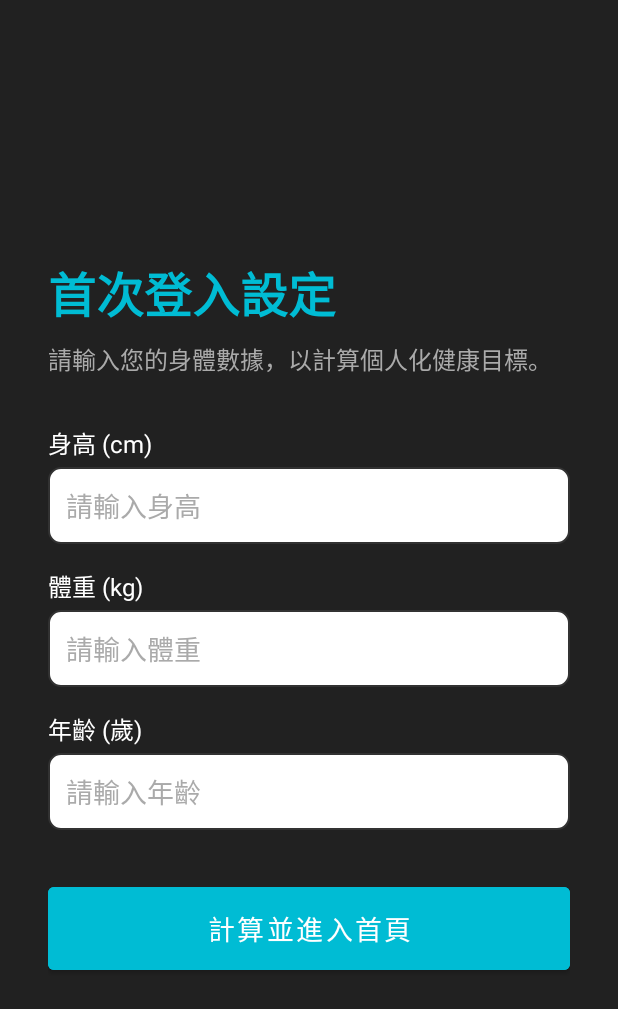
After one commit to mina941222/MCU114-13203-Group5, an Android app: the GoalSetupActivity screen opened directly, with no data from a screen before it, on a phone screen of 412 x 824 dp. The commit adds this screen. Shown: the top 1009 px of the screen. Run offline under Robolectric (Android 15) with nearby library versions, the light colour scheme and no system bars; our stand-ins replace Room's generated code; 1 statement that could not run was skipped.

Commit message:
HealthyLife

```diff
--- a/HealthyLife/app/src/main/AndroidManifest.xml
+++ b/HealthyLife/app/src/main/AndroidManifest.xml
@@ -39,6 +39,7 @@
             </intent-filter>
         </activity>
 
+        <activity android:name=".GoalSetupActivity" />
         <!-- 頁面 2: 今日紀錄頁 (DashboardActivity) - 首頁 -->
         <activity android:name=".DashboardActivity" />
 
--- /dev/null
+++ b/HealthyLife/app/src/main/res/layout/activity_goal_setup.xml
@@ -0,0 +1,112 @@
+<?xml version="1.0" encoding="utf-8"?>
+<androidx.constraintlayout.widget.ConstraintLayout xmlns:android="http://schemas.android.com/apk/res/android"
+    xmlns:app="http://schemas.android.com/apk/res-auto"
+    xmlns:tools="http://schemas.android.com/tools"
+    android:layout_width="match_parent"
+    android:layout_height="match_parent"
+    android:background="@color/background_dark"
+    tools:context=".GoalSetupActivity">
+
+    <ScrollView
+        android:layout_width="match_parent"
+        android:layout_height="match_parent"
+        android:fillViewport="true">
+
+        <LinearLayout
+            android:layout_width="match_parent"
+            android:layout_height="wrap_content"
+            android:orientation="vertical"
+            android:padding="32dp"
+            android:gravity="center_vertical">
+
+            <TextView
+                android:layout_width="wrap_content"
+                android:layout_height="wrap_content"
+                android:text="首次登入設定"
+                android:textColor="@color/color_primary_brand"
+                android:textSize="32sp"
+                android:textStyle="bold"
+                android:layout_marginBottom="8dp"/>
+
+            <TextView
+                android:layout_width="wrap_content"
+                android:layout_height="wrap_content"
+                android:text="請輸入您的身體數據，以計算個人化健康目標。"
+                android:textColor="@color/text_secondary"
+                android:textSize="16sp"
+                android:layout_marginBottom="32dp"/>
+
+            <!-- 身高 -->
+            <TextView
+                android:layout_width="wrap_content"
+                android:layout_height="wrap_content"
+                android:text="身高 (cm)"
+                android:textColor="@color/text_white"
+                android:textSize="16sp"
+                android:layout_marginBottom="4dp"/>
+            <EditText
+                android:id="@+id/et_height"
+                android:layout_width="match_parent"
+                android:layout_height="wrap_content"
+                android:hint="請輸入身高"
+                android:inputType="number"
+                android:textColorHint="@color/text_secondary"
+                android:textColor="@color/black"
+                android:padding="12dp"
+                android:background="@drawable/rounded_background_white"
+                android:layout_marginBottom="16dp"/>
+
+            <!-- 體重 -->
+            <TextView
+                android:layout_width="wrap_content"
+                android:layout_height="wrap_content"
+                android:text="體重 (kg)"
+                android:textColor="@color/text_white"
+                android:textSize="16sp"
+                android:layout_marginBottom="4dp"/>
+            <EditText
+                android:id="@+id/et_weight"
+                android:layout_width="match_parent"
+                android:layout_height="wrap_content"
+                android:hint="請輸入體重"
+                android:inputType="numberDecimal"
+                android:textColorHint="@color/text_secondary"
+                android:textColor="@color/black"
+                android:padding="12dp"
+                android:background="@drawable/rounded_background_white"
+                android:layout_marginBottom="16dp"/>
+
+            <!-- 年齡 -->
+            <TextView
+                android:layout_width="wrap_content"
+                android:layout_height="wrap_content"
+                android:text="年齡 (歲)"
+                android:textColor="@color/text_white"
+                android:textSize="16sp"
+                android:layout_marginBottom="4dp"/>
+            <EditText
+                android:id="@+id/et_age"
+                android:layout_width="match_parent"
+                android:layout_height="wrap_content"
+                android:hint="請輸入年齡"
+                android:inputType="number"
+                android:textColorHint="@color/text_secondary"
+                android:textColor="@color/black"
+                android:padding="12dp"
+                android:background="@drawable/rounded_background_white"
+                android:layout_marginBottom="32dp"/>
+
+            <!-- 計算並儲存按鈕 -->
+            <Button
+                android:id="@+id/btn_calculate_and_save"
+                android:layout_width="match_parent"
+                android:layout_height="wrap_content"
+                android:text="計算並進入首頁"
+                android:backgroundTint="@color/color_primary_brand"
+                android:textColor="@color/white"
+                android:textSize="18sp"
+                android:padding="14dp"/>
+
+        </LinearLayout>
+    </ScrollView>
+</androidx.constraintlayout.widget.ConstraintLayout>
--- a/HealthyLife/app/src/main/res/layout/activity_login.xml
+++ b/HealthyLife/app/src/main/res/layout/activity_login.xml
@@ -22,7 +22,7 @@
         app:layout_constraintVertical_bias="0.6"
         app:layout_constraintVertical_chainStyle="packed" />
 
-    <!-- TextInput: 登入帳號 - 使用 FilledBox 樣式和白色背景 -->
+    <!-- TextInput: 登入帳號 - 使用您原本要求的 FilledBox 樣式和白色背景 -->
     <com.google.android.material.textfield.TextInputLayout
         android:id="@+id/til_email"
         style="@style/Widget.MaterialComponents.TextInputLayout.FilledBox"
@@ -51,7 +51,7 @@
             android:focusableInTouchMode="true"/>
     </com.google.android.material.textfield.TextInputLayout>
 
-    <!-- TextInput: 密碼 - 使用 FilledBox 樣式和白色背景 -->
+    <!-- TextInput: 密碼 - 使用您原本要求的 FilledBox 樣式和白色背景 -->
     <com.google.android.material.textfield.TextInputLayout
         android:id="@+id/til_password"
         style="@style/Widget.MaterialComponents.TextInputLayout.FilledBox"
```
Also changed, not shown: HealthyLife/app/src/main/java/com/example/healthylife/GoalSetupActivity.kt (added, +133 -0 lines), HealthyLife/app/src/main/java/com/example/healthylife/LoginActivity.kt (+66 -35 lines), HealthyLife/app/src/main/java/com/example/healthylife/StatsActivity.kt (+88 -74 lines), HealthyLife/app/src/main/res/drawable/ic_arrow_back.xml (added, +12 -0 lines), HealthyLife/app/src/main/res/drawable/ic_arrow_forward.xml (added, +12 -0 lines), HealthyLife/app/src/main/res/drawable/ic_calendar.xml (added, +12 -0 lines), HealthyLife/app/src/main/res/layout/activity_stats.xml (+87 -19 lines).
